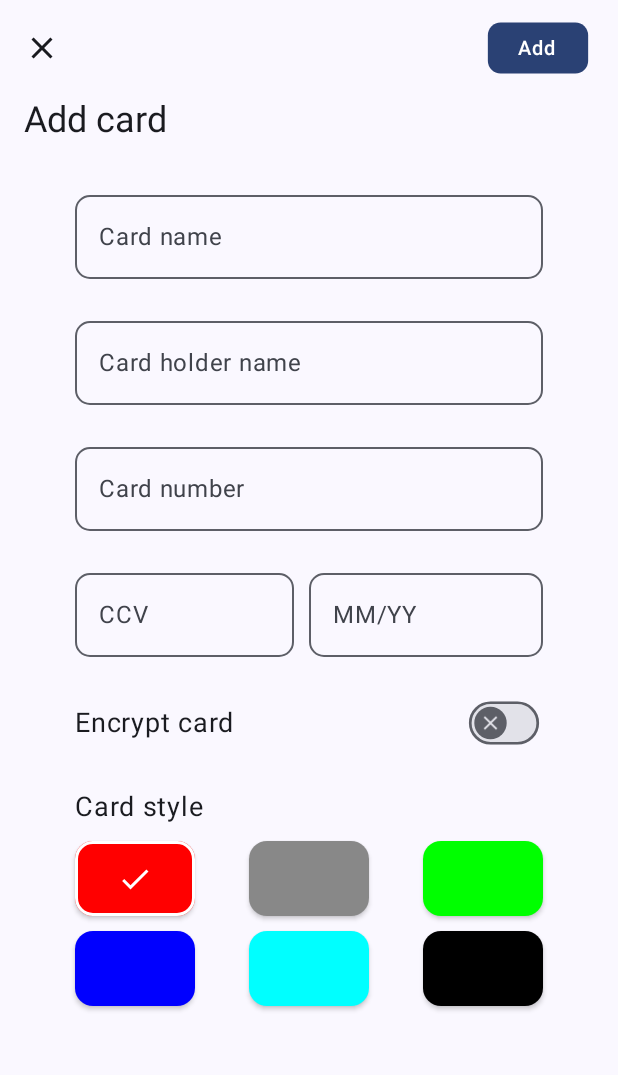
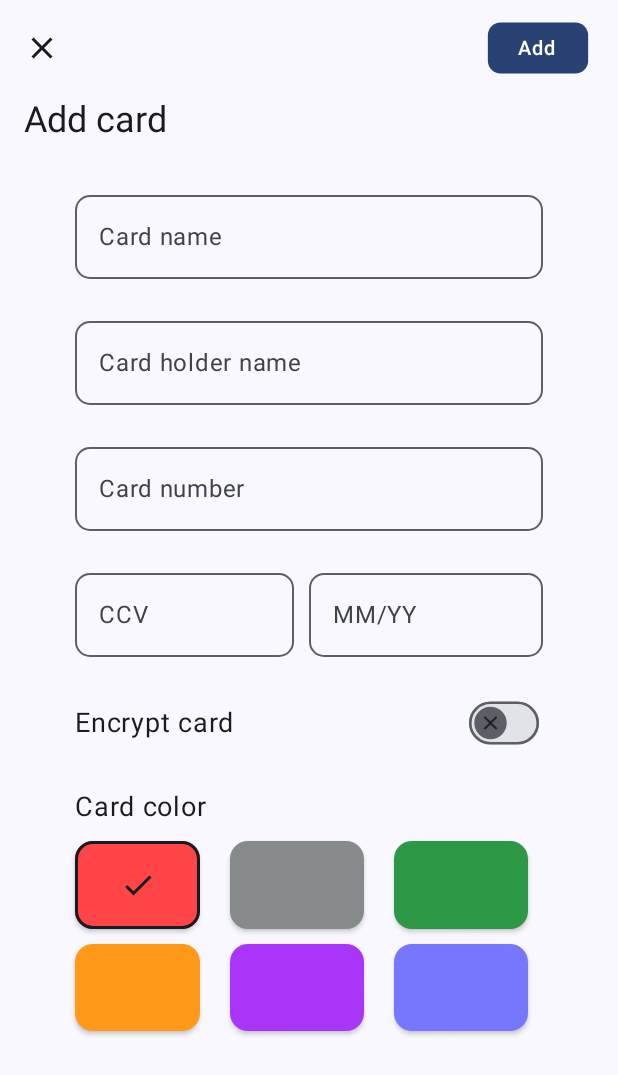
Before and after one commit to SWeidlinger/Android-Advanced-Project-2022, an Android app built with Jetpack Compose: the composable AddEditCardScreen shown on its own in the app's theme, on a phone screen of 412 x 824 dp. Shown: the top 1075 px of the screen. Run offline under Robolectric (Android 15) with nearby library versions, the phone set to English and light mode, and no system bars; our stand-ins replace Dagger/Hilt's generated code, Room's generated code; 3 statements that could not run were skipped.

Commit message:
Minor changes to UI

```diff
--- a/app/src/main/java/at/fhooe/mc/ada/features/feature_card/domain/model/Card.kt
+++ b/app/src/main/java/at/fhooe/mc/ada/features/feature_card/domain/model/Card.kt
@@ -1,8 +1,8 @@
 package at.fhooe.mc.ada.features.feature_card.domain.model
 
-import androidx.compose.ui.graphics.Color
 import androidx.room.Entity
 import androidx.room.PrimaryKey
+import at.fhooe.mc.ada.ui.theme.*
 
 @Entity
 data class Card(
@@ -14,11 +14,12 @@ data class Card(
     val isLocked: Boolean,
     val cardStyle: Int,
     val dateAdded: Long,
+    val cardChipColor: Int,
     @PrimaryKey val id: Int? = null
 ) {
     companion object {
         val cardStyles =
-            listOf(Color.Red, Color.Gray, Color.Green, Color.Blue, Color.Cyan, Color.Black)
+            listOf(NegativeRed, CardColorGray, CardColorGreen, CardColorOrange, CardColorPurple, CardColorBlue)
     }
 }
 
--- a/app/src/main/java/at/fhooe/mc/ada/features/feature_card/presentation/add_edit_card/AddEditCardScreen.kt
+++ b/app/src/main/java/at/fhooe/mc/ada/features/feature_card/presentation/add_edit_card/AddEditCardScreen.kt
@@ -24,11 +24,9 @@ import at.fhooe.mc.ada.features.feature_card.domain.util.CardNumberMask
 import at.fhooe.mc.ada.features.feature_card.domain.util.ExpirationDateMask
 import at.fhooe.mc.ada.features.feature_card.presentation.add_edit_card.components.CardStyleCard
 import at.fhooe.mc.ada.features.feature_card.presentation.add_edit_card.components.CustomOutlinedTextField
-import com.google.accompanist.flowlayout.FlowCrossAxisAlignment
-import com.google.accompanist.flowlayout.FlowMainAxisAlignment
-import com.google.accompanist.flowlayout.FlowRow
 import kotlinx.coroutines.flow.collectLatest
 import at.fhooe.mc.ada.R
+import at.fhooe.mc.ada.features.feature_card.presentation.add_edit_card.components.CardStyleRows
 
 @SuppressLint("UnusedMaterialScaffoldPaddingParameter")
 @Composable
@@ -68,7 +66,10 @@ fun AddEditCardScreen(
                 )
             }, navigationIcon = {
                 IconButton(onClick = { navHostController.navigateUp() }) {
-                    Icon(imageVector = Icons.Default.Close, contentDescription = stringResource(id = R.string.back))
+                    Icon(
+                        imageVector = Icons.Default.Close,
+                        contentDescription = stringResource(id = R.string.back)
+                    )
                 }
             }, actions = {
                 Button(
@@ -175,13 +176,15 @@ fun AddEditCardScreen(
                             Icon(
                                 imageVector = Icons.Default.Check,
                                 contentDescription = "",
-                                modifier = Modifier.padding(3.dp)
+                                modifier = Modifier.padding(3.dp),
+                                tint = MaterialTheme.colorScheme.onBackground
                             )
                         } else {
                             Icon(
                                 imageVector = Icons.Default.Close,
                                 contentDescription = "",
-                                modifier = Modifier.padding(3.dp)
+                                modifier = Modifier.padding(3.dp),
+                                tint = MaterialTheme.colorScheme.onBackground
                             )
                         }
                     },
@@ -200,23 +203,11 @@ fun AddEditCardScreen(
                 fontSize = 18.sp
             )
             Spacer(modifier = Modifier.padding(5.dp))
-            FlowRow(
-                modifier = Modifier.fillMaxWidth(),
-                mainAxisAlignment = FlowMainAxisAlignment.SpaceBetween,
-                mainAxisSpacing = 10.dp,
-                crossAxisAlignment = FlowCrossAxisAlignment.Center,
-                crossAxisSpacing = 10.dp
-            ) {
-                at.fhooe.mc.ada.features.feature_card.domain.model.Card.cardStyles.forEach { color ->
-                    val colorInt = color.toArgb()
-                    CardStyleCard(modifier = Modifier.size(80.dp, 50.dp),
-                        color = color,
-                        checked = viewModel.cardStyle.value == colorInt,
-                        onCardClick = {
-                            viewModel.onEvent(AddEditCardEvent.ChangeCardStyle(colorInt))
-                        })
-                }
-            }
+            CardStyleRows(
+                modifier = Modifier.fillMaxWidth().fillMaxHeight(0.50f),
+                cardStylesList = at.fhooe.mc.ada.features.feature_card.domain.model.Card.cardStyles,
+                viewModel = viewModel
+            )
         }
     }
 }
--- a/app/src/main/java/at/fhooe/mc/ada/features/feature_card/presentation/add_edit_card/AddEditCardViewModel.kt
+++ b/app/src/main/java/at/fhooe/mc/ada/features/feature_card/presentation/add_edit_card/AddEditCardViewModel.kt
@@ -16,6 +16,7 @@ import kotlinx.coroutines.flow.MutableSharedFlow
 import kotlinx.coroutines.flow.asSharedFlow
 import kotlinx.coroutines.launch
 import javax.inject.Inject
+import kotlin.random.Random
 
 @HiltViewModel
 class AddEditCardViewModel @Inject constructor(
@@ -44,6 +45,9 @@ class AddEditCardViewModel @Inject constructor(
     private val _cardStyle = mutableStateOf(Card.cardStyles[0].toArgb())
     val cardStyle: State<Int> = _cardStyle
 
+    private val _cardChipColor = mutableStateOf(R.drawable.credit_card_chip_gold1)
+    val cardChipColor: State<Int> = _cardChipColor
+
     private val _eventFlow = MutableSharedFlow<UiEvent>()
     val eventFlow = _eventFlow.asSharedFlow()
 
@@ -63,6 +67,7 @@ class AddEditCardViewModel @Inject constructor(
                         _cardHolderName.value = card.cardHolderName
                         _cardSecurityNumber.value = card.securityNumber
                         _cardExpirationDate.value = card.expirationDate
+                        _cardChipColor.value = card.cardChipColor
                     }
                 }
             }
@@ -105,7 +110,8 @@ class AddEditCardViewModel @Inject constructor(
                                 id = currentCardId,
                                 cardNumber = cardNumber.value,
                                 securityNumber = cardSecurityNumber.value,
-                                expirationDate = cardExpirationDate.value
+                                expirationDate = cardExpirationDate.value,
+                                cardChipColor = Random.nextInt(5)
                             )
                         )
                         _eventFlow.emit(UiEvent.SaveCard)
--- a/app/src/main/java/at/fhooe/mc/ada/features/feature_card/presentation/add_edit_card/components/CardStyleCard.kt
+++ b/app/src/main/java/at/fhooe/mc/ada/features/feature_card/presentation/add_edit_card/components/CardStyleCard.kt
@@ -23,20 +23,21 @@ fun CardStyleCard(modifier: Modifier, color: Color, checked: Boolean, onCardClic
         modifier = modifier,
         colors = CardDefaults.cardColors(color),
         onClick = onCardClick,
-        border = if (checked) BorderStroke(2.dp, color = Color.White) else null,
+        border = if (checked) BorderStroke(2.dp, color = MaterialTheme.colorScheme.onBackground) else null,
         elevation = CardDefaults.cardElevation(2.dp)
     ) {
-        if (checked) {
+
             Box(
                 modifier = Modifier
                     .fillMaxSize(),
                 contentAlignment = Alignment.Center
             ) {
+                if (checked) {
                 Icon(
                     imageVector = Icons.Default.Check,
                     contentDescription = "Checked Card",
                     modifier = Modifier.padding(5.dp),
-                    tint = Color.White
+                    tint = MaterialTheme.colorScheme.onBackground
                 )
             }
         }
--- /dev/null
+++ b/app/src/main/java/at/fhooe/mc/ada/features/feature_card/presentation/add_edit_card/components/CardStyleRows.kt
@@ -0,0 +1,113 @@
+package at.fhooe.mc.ada.features.feature_card.presentation.add_edit_card.components
+
+import androidx.compose.foundation.layout.*
+import androidx.compose.runtime.Composable
+import androidx.compose.ui.Alignment
+import androidx.compose.ui.Modifier
+import androidx.compose.ui.graphics.Color
+import androidx.compose.ui.graphics.toArgb
+import androidx.compose.ui.unit.dp
+import at.fhooe.mc.ada.features.feature_card.presentation.add_edit_card.AddEditCardEvent
+import at.fhooe.mc.ada.features.feature_card.presentation.add_edit_card.AddEditCardViewModel
+
+@Composable
+fun CardStyleRows(
+    modifier: Modifier = Modifier,
+    cardStylesList: List<Color>,
+    viewModel: AddEditCardViewModel
+) {
+    val color1 = cardStylesList[0]
+    val colorInt1 = color1.toArgb()
+
+    val color2 = cardStylesList[1]
+    val colorInt2 = color2.toArgb()
+
+    val color3 = cardStylesList[2]
+    val colorInt3 = color3.toArgb()
+
+    val color4 = cardStylesList[3]
+    val colorInt4 = color4.toArgb()
+
+    val color5 = cardStylesList[4]
+    val colorInt5 = color5.toArgb()
+
+    val color6 = cardStylesList[5]
+    val colorInt6 = color6.toArgb()
+
+    Column(
+        modifier = modifier,
+        horizontalAlignment = Alignment.CenterHorizontally,
+        verticalArrangement = Arrangement.Center
+    ) {
+        Row(
+            modifier = Modifier
+                .padding(bottom = 10.dp)
+                .fillMaxWidth()
+                .fillMaxHeight(0.5f),
+            verticalAlignment = Alignment.CenterVertically,
+            horizontalArrangement = Arrangement.Center
+        ) {
+            CardStyleCard(modifier = Modifier
+                .fillMaxWidth(0.3f)
+                .padding(end = 10.dp),
+                color = color1,
+                checked = viewModel.cardStyle.value == colorInt1,
+                onCardClick = {
+                    viewModel.onEvent(AddEditCardEvent.ChangeCardStyle(colorInt1))
+                })
+
+            CardStyleCard(modifier = Modifier
+                .fillMaxWidth(0.5f)
+                .padding(horizontal = 10.dp),
+                color = color2,
+                checked = viewModel.cardStyle.value == colorInt2,
+                onCardClick = {
+                    viewModel.onEvent(AddEditCardEvent.ChangeCardStyle(colorInt2))
+                })
+
+            CardStyleCard(modifier = Modifier
+                .fillMaxWidth()
+                .padding(horizontal = 10.dp),
+                color = color3,
+                checked = viewModel.cardStyle.value == colorInt3,
+                onCardClick = {
+                    viewModel.onEvent(AddEditCardEvent.ChangeCardStyle(colorInt3))
+                })
+        }
+
+        Row(
+            modifier = Modifier
+                .fillMaxWidth()
+                .fillMaxHeight(),
+            verticalAlignment = Alignment.CenterVertically,
+            horizontalArrangement = Arrangement.Center
+        ) {
+            CardStyleCard(modifier = Modifier
+                .fillMaxWidth(0.3f)
+                .padding(end = 10.dp),
+                color = color4,
+                checked = viewModel.cardStyle.value == colorInt4,
+                onCardClick = {
+                    viewModel.onEvent(AddEditCardEvent.ChangeCardStyle(colorInt4))
+                })
+
+            CardStyleCard(modifier = Modifier
+                .fillMaxWidth(0.5f)
+                .padding(horizontal = 10.dp),
+                color = color5,
+                checked = viewModel.cardStyle.value == colorInt5,
+                onCardClick = {
+                    viewModel.onEvent(AddEditCardEvent.ChangeCardStyle(colorInt5))
+                })
+
+            CardStyleCard(modifier = Modifier
+                .fillMaxWidth()
+                .padding(horizontal = 10.dp),
+                color = color6,
+                checked = viewModel.cardStyle.value == colorInt6,
+                onCardClick = {
+                    viewModel.onEvent(AddEditCardEvent.ChangeCardStyle(colorInt6))
+                })
+        }
+    }
+}
--- a/app/src/main/java/at/fhooe/mc/ada/features/feature_currency_converter/presentation/CurrencyConverter.kt
+++ b/app/src/main/java/at/fhooe/mc/ada/features/feature_currency_converter/presentation/CurrencyConverter.kt
@@ -209,7 +209,9 @@ fun CurrencyConverterScreen(
             content = {
                 Column(
                     Modifier
-                        .fillMaxSize(), horizontalAlignment = Alignment.CenterHorizontally
+                        .fillMaxSize()
+                        .background(MaterialTheme.colorScheme.background),
+                    horizontalAlignment = Alignment.CenterHorizontally,
                 ) {
                     Surface(
                         modifier = Modifier
--- a/app/src/main/res/values/strings.xml
+++ b/app/src/main/res/values/strings.xml
@@ -31,7 +31,7 @@
     <string name="ccv">CCV</string>
     <string name="date_mm_yy">MM/YY</string>
     <string name="encrypt_card">Encrypt card</string>
-    <string name="card_style">Card style</string>
+    <string name="card_style">Card color</string>
 
 <!--    Feature Card-->
     <string name="delete_card">Delete card</string>
```
Also changed, not shown: app/build.gradle (+5 -2 lines), app/src/main/java/at/fhooe/mc/ada/features/feature_card/presentation/Home.kt (+6 -5 lines), app/src/main/java/at/fhooe/mc/ada/features/feature_card/presentation/card/components/CardItem.kt (+116 -26 lines), app/src/main/java/at/fhooe/mc/ada/ui/theme/Color.kt (+8 -0 lines), app/src/main/res/drawable-hdpi/credit_card_chip_gold1.png (added), app/src/main/res/drawable-hdpi/credit_card_chip_gold2.png (added), app/src/main/res/drawable-hdpi/credit_card_chip_gold3.png (added), app/src/main/res/drawable-hdpi/credit_card_chip_gold4.png (added), app/src/main/res/drawable-hdpi/credit_card_chip_gold5.png (added), app/src/main/res/drawable-hdpi/credit_card_chip_gold6.png (added).
